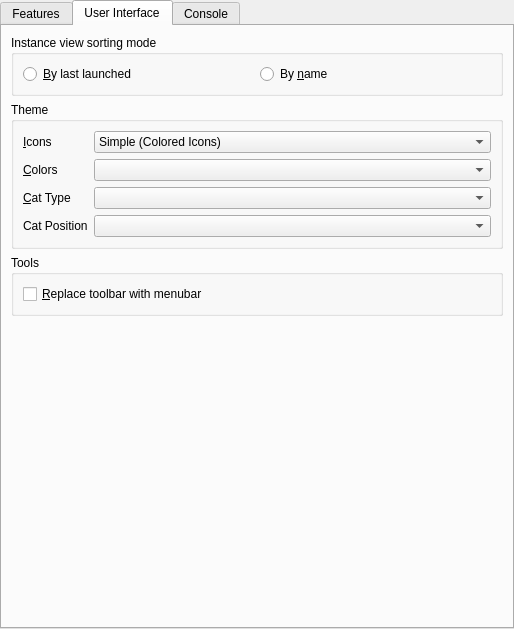
yungDoom/PolyMC-Offline, file launcher/ui/pages/global/LauncherPage.ui: the form before one commit.
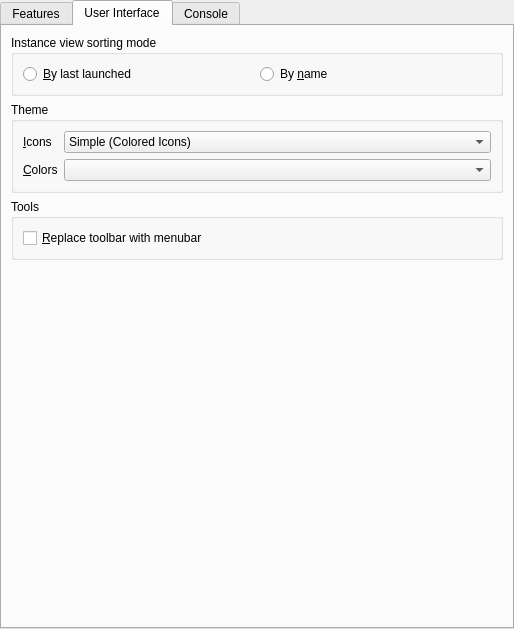
The form after the commit. The open tabs and pages were chosen to show the change.

```diff
--- a/launcher/ui/pages/global/LauncherPage.ui
+++ b/launcher/ui/pages/global/LauncherPage.ui
@@ -335,37 +335,6 @@
             </property>
            </widget>
           </item>
-          <item row="2" column="0">
-           <widget class="QLabel" name="themeCatLabel">
-            <property name="text">
-             <string>&amp;Cat Type</string>
-            </property>
-            <property name="buddy">
-             <cstring>themeComboBoxCat</cstring>
-            </property>
-           </widget>
-          </item>
-          <item row="2" column="1">
-           <widget class="QComboBox" name="themeComboBoxCat">
-            <property name="focusPolicy">
-             <enum>Qt::StrongFocus</enum>
-            </property>
-            <property name="currentText">
-             <string/>
-            </property>
-           </widget>
-          </item>
-          <item row="3" column="0">
-           <widget class="QLabel" name="themeCatPositionLabel">
-            <property name="text">
-             <string>Cat Position</string>
-            </property>
-           </widget>
-          </item>
-          <item row="3" column="1">
-           <widget class="QComboBox" name="themeComboBoxCatPosition">
-           </widget>
-          </item>
          </layout>
         </widget>
        </item>
```
Left out of the diff: 6 changed lines with no effect on the pictures.
